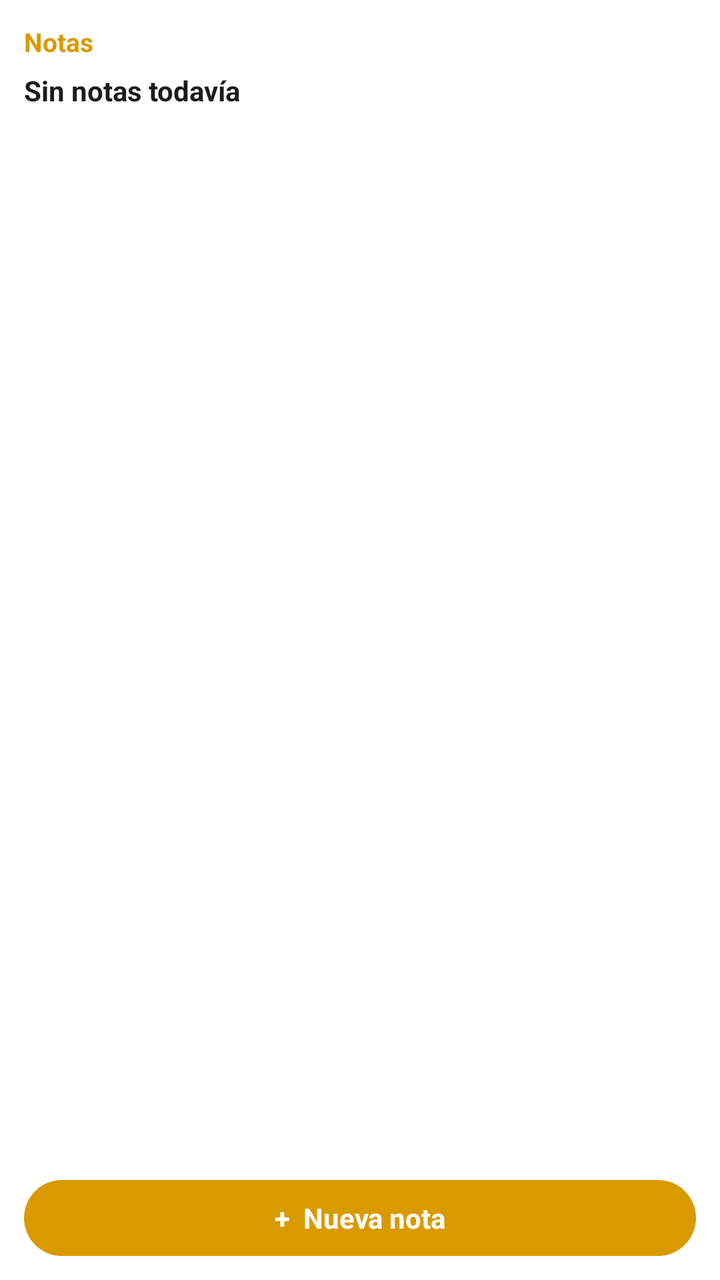
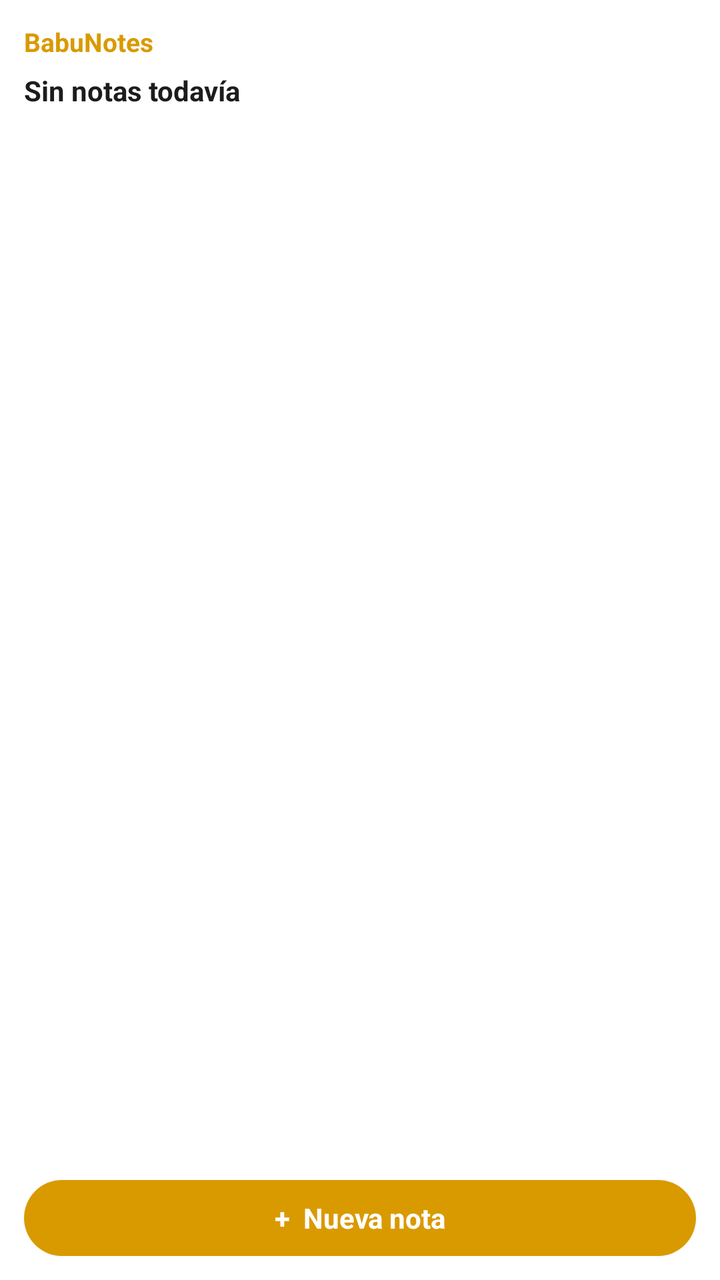

An Android layout rendered at two revisions. The XML below is the earlier revision; the diff shows what the commit changed to produce the second picture.
<!-- AndroidManifest.xml: fallback theme Theme.MaterialComponents.DayNight.NoActionBar -->
<!-- res/layout/notas_widget.xml -->
<?xml version="1.0" encoding="utf-8"?>
<LinearLayout xmlns:android="http://schemas.android.com/apk/res/android"
    android:id="@+id/widget_root"
    android:layout_width="match_parent"
    android:layout_height="match_parent"
    android:background="@drawable/widget_bg"
    android:orientation="vertical"
    android:padding="12dp">

    <LinearLayout
        android:layout_width="match_parent"
        android:layout_height="wrap_content"
        android:gravity="center_vertical"
        android:orientation="horizontal">

        <TextView
            android:id="@+id/widget_label"
            android:layout_width="0dp"
            android:layout_height="wrap_content"
            android:layout_weight="1"
            android:text="Notas"
            android:textColor="@color/widget_accent"
            android:textSize="13sp"
            android:textStyle="bold" />

        <TextView
            android:id="@+id/widget_total"
            android:layout_width="wrap_content"
            android:layout_height="wrap_content"
            android:textColor="@color/widget_text"
            android:textSize="11sp" />
    </LinearLayout>

    <TextView
        android:id="@+id/widget_titulo"
        android:layout_width="match_parent"
        android:layout_height="wrap_content"
        android:layout_marginTop="6dp"
        android:ellipsize="end"
        android:maxLines="2"
        android:text="Sin notas todavía"
        android:textColor="@color/widget_title"
        android:textSize="14sp"
        android:textStyle="bold" />

    <TextView
        android:id="@+id/widget_preview"
        android:layout_width="match_parent"
        android:layout_height="0dp"
        android:layout_marginTop="2dp"
        android:layout_weight="1"
        android:ellipsize="end"
        android:maxLines="3"
        android:textColor="@color/widget_text"
        android:textSize="12sp" />

    <TextView
        android:id="@+id/widget_nueva"
        android:layout_width="match_parent"
        android:layout_height="38dp"
        android:layout_marginTop="6dp"
        android:background="@drawable/widget_btn"
        android:gravity="center"
        android:text="+  Nueva nota"
        android:textColor="@color/widget_btn_text"
        android:textSize="14sp"
        android:textStyle="bold" />
</LinearLayout>
<!-- resources referenced by this layout -->
<resources>
  <color name="widget_accent">#FFD99A00</color>
  <color name="widget_btn_text">#FFFFFFFF</color>
  <color name="widget_text">#FF6C6C70</color>
  <color name="widget_title">#FF1C1C1E</color>
  <!-- drawable widget_bg (drawable) -->
  <?xml version="1.0" encoding="utf-8"?>
  <shape xmlns:android="http://schemas.android.com/apk/res/android" android:shape="rectangle">
      <solid android:color="@color/widget_bg" />
      <corners android:radius="22dp" />
  </shape>
  <!-- drawable widget_btn (drawable) -->
  <?xml version="1.0" encoding="utf-8"?>
  <shape xmlns:android="http://schemas.android.com/apk/res/android" android:shape="rectangle">
      <solid android:color="@color/widget_accent" />
      <corners android:radius="19dp" />
  </shape>
  <color name="widget_bg">#FFFFFFFF</color>
</resources>

<!-- the commit's change to res/layout/notas_widget.xml (unified diff, before → after) -->
@@ -18,7 +18,7 @@
             android:layout_width="0dp"
             android:layout_height="wrap_content"
             android:layout_weight="1"
-            android:text="Notas"
+            android:text="BabuNotes"
             android:textColor="@color/widget_accent"
             android:textSize="13sp"
             android:textStyle="bold" />
